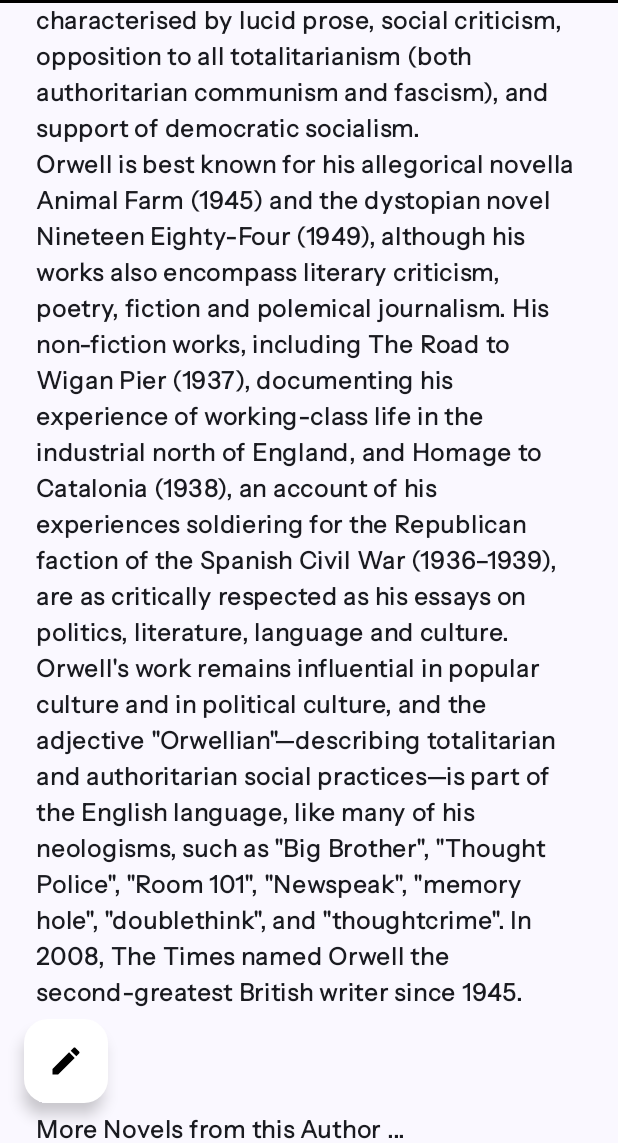
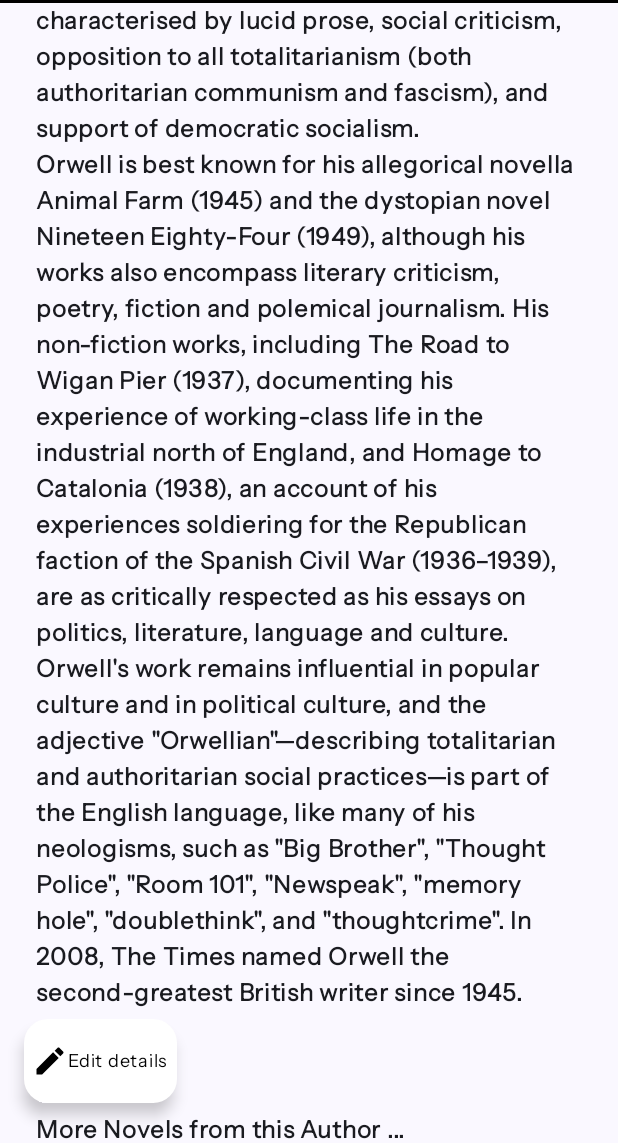
Before and after one commit to manvsatish/book-worm, an Android app built with Jetpack Compose: the composable BookDetailsScreen2 called with empty values, scrolled down 1064 dp, on a phone screen of 412 x 824 dp, the part 93-1236 px from its top. Run offline under Robolectric (Android 15) with nearby library versions, the phone set to English and light mode, and no system bars; pictures from the network do not load.

Commit message:
fix edit button

```diff
--- a/app/src/main/java/com/zybooks/bookworm/ui/screens/BookDetailsScreen2.kt
+++ b/app/src/main/java/com/zybooks/bookworm/ui/screens/BookDetailsScreen2.kt
@@ -135,7 +135,15 @@ fun BookDetailsScreen2(bookId: Int, navController: NavHostController) {
                         contentColor = Color.Black
                     )
                     {
-                        Icon(imageVector = Icons.Filled.Edit, contentDescription = "Edit Book")
+                        Row (
+                            modifier = Modifier.wrapContentWidth().padding(start = 5.dp, end=5.dp),
+                            horizontalArrangement = Arrangement.Center,
+                            verticalAlignment = Alignment.CenterVertically
+                        ) {
+                            Icon(imageVector = Icons.Filled.Edit, contentDescription = "Edit Book")
+                            Spacer(modifier=Modifier.height(2.5.dp))
+                            Text("Edit details", style = MaterialTheme.typography.labelSmall)
+                        }
                     }
                     Spacer(modifier = Modifier.height(8.dp))
 
```
